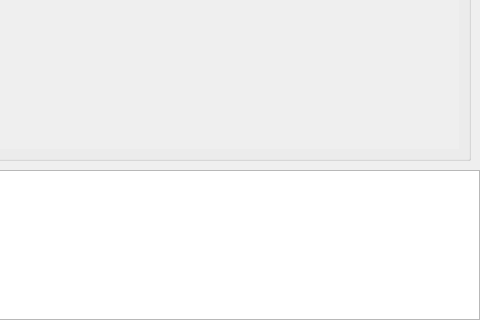
Above: src/uavconfig.ui from nlbtuyen/ConfigurationGCS before the change; both pictures show x 250 to 730 and y 226 to 546 of the 730 by 546 pixel window. Below: the same form after it.
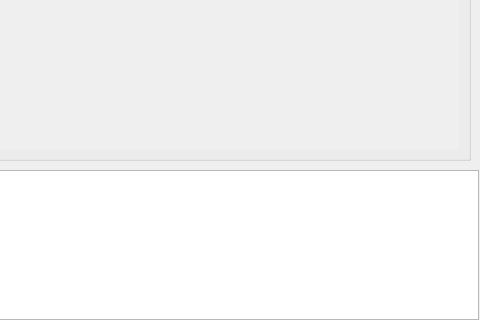
That is the form after the change. The open tabs and pages were chosen to show the change.

Patch:
```diff
--- a/src/uavconfig.ui
+++ b/src/uavconfig.ui
@@ -2472,7 +2472,7 @@
     <rect>
      <x>200</x>
      <y>396</y>
-     <width>530</width>
+     <width>529</width>
      <height>150</height>
     </rect>
    </property>
```
Left out of the diff: 4 changed lines with no effect on the pictures.
